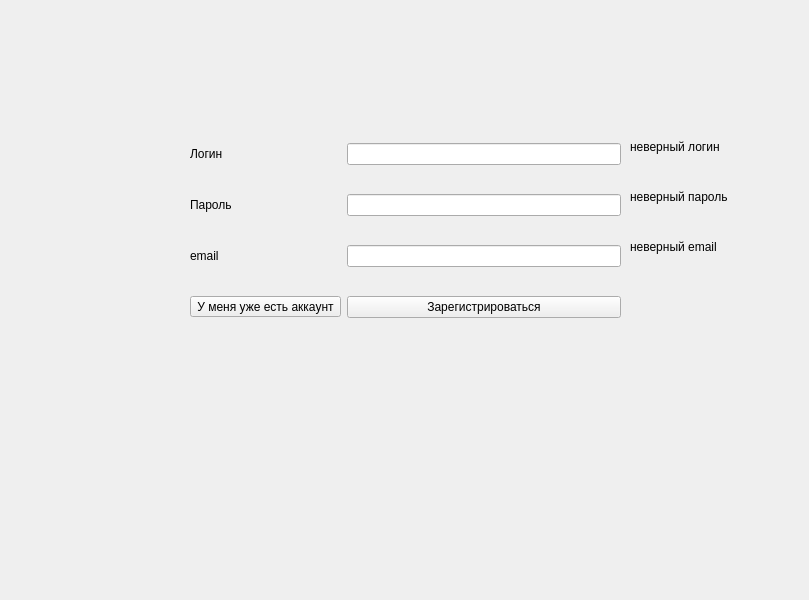
Qt form MainWindow.ui (k0swel/mpu_project) before a commit.
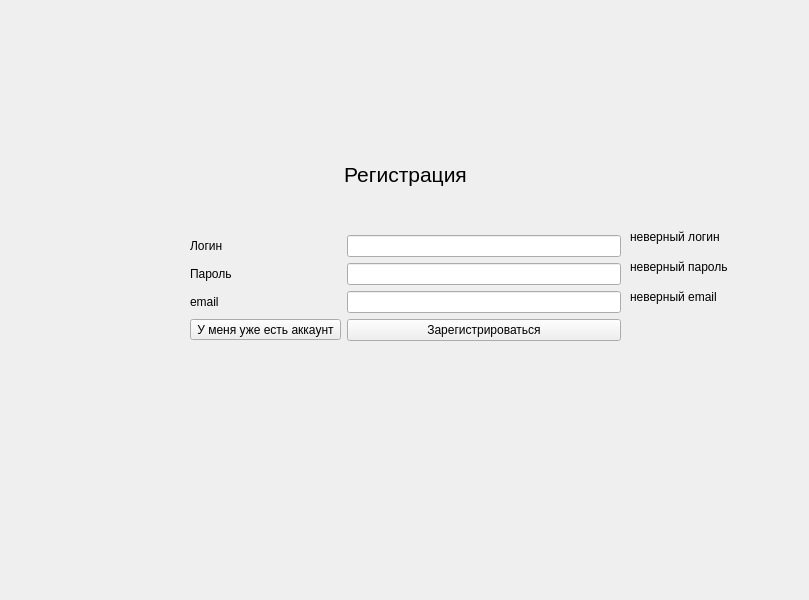
The same form after that commit.

```diff
--- a/MainWindow.ui
+++ b/MainWindow.ui
@@ -29,31 +29,24 @@
     <property name="topMargin">
      <number>10</number>
     </property>
-    <item row="0" column="1">
-     <widget class="QLineEdit" name="lineEdit_login"/>
-    </item>
-    <item row="1" column="1">
-     <widget class="QLineEdit" name="lineEdit_password">
-      <property name="echoMode">
-       <enum>QLineEdit::EchoMode::Password</enum>
-      </property>
-     </widget>
-    </item>
-    <item row="1" column="0">
+    <item row="2" column="0">
      <widget class="QLabel" name="label_password">
       <property name="text">
        <string>Пароль</string>
       </property>
      </widget>
     </item>
-    <item row="3" column="1">
-     <widget class="QPushButton" name="pushButton_reg">
+    <item row="4" column="0">
+     <widget class="QToolButton" name="toolButton_auth">
       <property name="text">
-       <string>Зарегистрироваться</string>
+       <string>У меня уже есть аккаунт</string>
       </property>
      </widget>
     </item>
-    <item row="0" column="0">
+    <item row="1" column="1">
+     <widget class="QLineEdit" name="lineEdit_login"/>
+    </item>
+    <item row="1" column="0">
      <widget class="QLabel" name="label_login">
       <property name="text">
        <string>Логин</string>
@@ -63,20 +56,42 @@
       </property>
      </widget>
     </item>
-    <item row="2" column="1">
+    <item row="3" column="1">
      <widget class="QLineEdit" name="lineEdit_email"/>
     </item>
-    <item row="2" column="0">
+    <item row="2" column="1">
+     <widget class="QLineEdit" name="lineEdit_password">
+      <property name="echoMode">
+       <enum>QLineEdit::EchoMode::Password</enum>
+      </property>
+     </widget>
+    </item>
+    <item row="4" column="1">
+     <widget class="QPushButton" name="pushButton_reg">
+      <property name="text">
+       <string>Зарегистрироваться</string>
+      </property>
+     </widget>
+    </item>
+    <item row="3" column="0">
      <widget class="QLabel" name="label_email">
       <property name="text">
        <string>email</string>
       </property>
      </widget>
     </item>
-    <item row="3" column="0">
-     <widget class="QToolButton" name="toolButton_auth">
+    <item row="0" column="0" colspan="2">
+     <widget class="QLabel" name="label">
+      <property name="font">
+       <font>
+        <pointsize>16</pointsize>
+       </font>
+      </property>
       <property name="text">
-       <string>У меня уже есть аккаунт</string>
+       <string>Регистрация</string>
+      </property>
+      <property name="alignment">
+       <set>Qt::AlignmentFlag::AlignCenter</set>
       </property>
      </widget>
     </item>
@@ -86,7 +101,7 @@
    <property name="geometry">
     <rect>
      <x>630</x>
-     <y>240</y>
+     <y>290</y>
      <width>149</width>
      <height>21</height>
     </rect>
@@ -105,7 +120,7 @@
    <property name="geometry">
     <rect>
      <x>630</x>
-     <y>190</y>
+     <y>260</y>
      <width>149</width>
      <height>21</height>
     </rect>
@@ -127,7 +142,7 @@
    <property name="geometry">
     <rect>
      <x>630</x>
-     <y>140</y>
+     <y>230</y>
      <width>131</width>
      <height>21</height>
     </rect>
```
